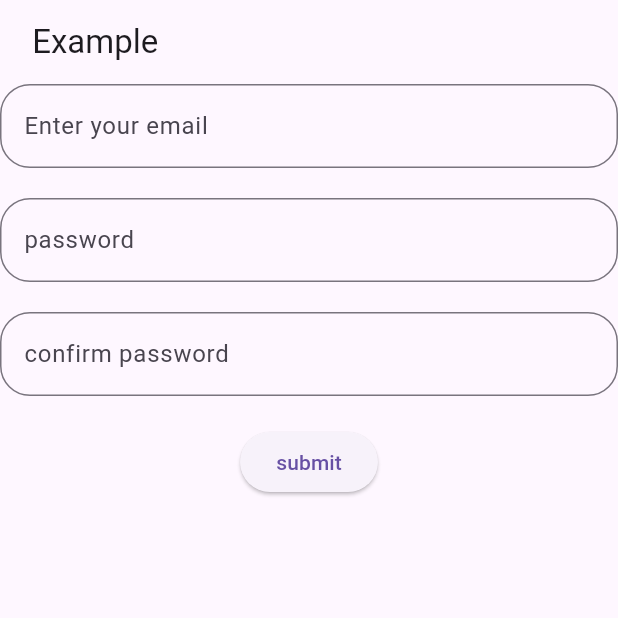
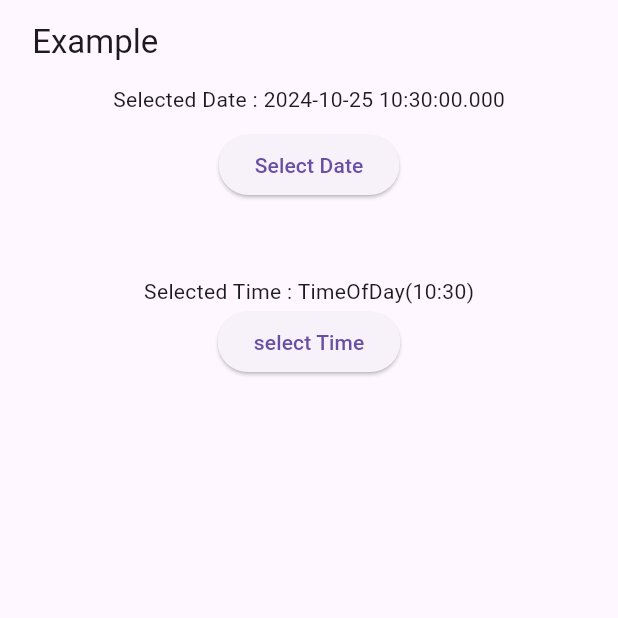
Before and after one commit to noorullah12345/Test, a Flutter app: the screen it shows after launch, on a phone screen of 412 x 824 dp, the top half of it. Run offline on Flutter 3.47's test engine with Material 3 defaults, Android fonts, the light colour scheme and no system bars; our stand-ins replace google_fonts.

Commit message:
chapter 7 full

```diff
--- a/chapter6/lib/main.dart
+++ b/chapter6/lib/main.dart
@@ -1,85 +1,3 @@
-// import 'package:flutter/material.dart';
-
-// void main() {
-//   runApp(MyApp());
-// }
-
-// class MyApp extends StatelessWidget {
-//   @override
-//   Widget build(BuildContext context) {
-//     return MaterialApp(
-//       title: 'Flutter Container Example',
-//       theme: ThemeData(
-//         primarySwatch: Colors.blue,
-//       ),
-//       home: MyHomePage(),
-//     );
-//   }
-// }
-
-// class MyHomePage extends StatefulWidget {
-//   @override
-//   State<MyHomePage> createState() => _MyHomePageState();
-// }
-
-// class _MyHomePageState extends State<MyHomePage> {
-//   DateTime selectedDate = DateTime.now();
-//   Future<void> _selectedDate(BuildContext context) async {
-//     final DateTime? picked = await showDatePicker(
-//         context: context, firstDate: DateTime(2000), lastDate: DateTime(2100));
-//     if (picked != null && picked != selectedDate) {
-//       setState(() {
-//         selectedDate = picked;
-//       });
-//     }
-//   }
-
-//   //now i will make for  time picker
-//   TimeOfDay selectedTime = TimeOfDay.now();
-//   Future<void> _selectedTime(BuildContext context) async {
-//     final picked =
-//         await showTimePicker(context: context, initialTime: selectedTime);
-//     if (picked != null && picked != selectedTime) {
-//       setState(() {
-//         selectedTime = picked;
-//       });
-//     }
-//   }
-
-//   @override
-//   Widget build(BuildContext context) {
-//     return Scaffold(
-//       appBar: AppBar(
-//         title: Text(' Example'),
-//       ),
-//       body: Center(
-//         child: Column(
-//           children: [
-//             Text("Selected Date : ${selectedDate.toLocal()}"),
-//             SizedBox(
-//               height: 10,
-//             ),
-//             ElevatedButton(
-//                 onPressed: () {
-//                   _selectedDate(context);
-//                 },
-//                 child: Text('Select Date')),
-//             SizedBox(
-//               height: 50,
-//             ),
-//             Text('Selected Time : ${selectedTime}'),
-//             ElevatedButton(
-//                 onPressed: () {
-//                   _selectedTime(context);
-//                 },
-//                 child: Text('select Time'))
-//           ],
-//         ),
-//       ),
-//     );
-//   }
-// }
-
 import 'package:flutter/material.dart';
 
 void main() {
@@ -105,89 +23,59 @@
 }
 
 class _MyHomePageState extends State<MyHomePage> {
-  final TextEditingController emailcontroller = TextEditingController();
-  final TextEditingController passwordcontroller = TextEditingController();
-  final FormKey = GlobalKey<FormState>();
-  final TextEditingController confirmPasswordcontroller =
-      TextEditingController();
+  DateTime selectedDate = DateTime.now();
+  Future<void> _selectedDate(BuildContext context) async {
+    final DateTime? picked = await showDatePicker(
+        context: context, firstDate: DateTime(2000), lastDate: DateTime(2100));
+    if (picked != null && picked != selectedDate) {
+      setState(() {
+        selectedDate = picked;
+      });
+    }
+  }
+
+  //now i will make for  time picker
+  TimeOfDay selectedTime = TimeOfDay.now();
+  Future<void> _selectedTime(BuildContext context) async {
+    final picked =
+        await showTimePicker(context: context, initialTime: selectedTime);
+    if (picked != null && picked != selectedTime) {
+      setState(() {
+        selectedTime = picked;
+      });
+    }
+  }
+
   @override
   Widget build(BuildContext context) {
     return Scaffold(
       appBar: AppBar(
         title: Text(' Example'),
       ),
-      body: Form(
-          key: FormKey,
+      body: Center(
         child: Column(
           children: [
-              TextFormField(
-                controller: emailcontroller,
-                decoration: InputDecoration(
-                    labelText: 'Enter your email',
-                    border: OutlineInputBorder(
-                        borderRadius: BorderRadius.circular(20),
-                        borderSide: BorderSide(
-                          width: 2,
-                          color: Colors.blue,
-                        ))),
-                validator: (value) {
-                  if (value == null || value.isEmpty) {
-                    return 'please enter you first name';
-                  }
-                  return null;
-                },
-              ),
+            Text("Selected Date : ${selectedDate.toLocal()}"),
             SizedBox(
-                height: 20,
-              ),
-              TextFormField(
-                controller: passwordcontroller,
-                obscureText: true,
-                decoration: InputDecoration(
-                    labelText: 'password',
-                    border: OutlineInputBorder(
-                        borderRadius: BorderRadius.circular(20),
-                        borderSide: BorderSide(
-                          width: 2,
-                          color: Colors.blue,
-                        ))),
-                validator: (value) {
-                  if (value == null || value.isEmpty) {
-                    return 'please enter your password ';
-                  }
-                  return null;
-                },
-              ),
-              SizedBox(
-                height: 20,
-              ),
-              TextFormField(
-                controller: confirmPasswordcontroller,
-                decoration: InputDecoration(
-                    labelText: 'confirm password',
-                    border: OutlineInputBorder(
-                        borderRadius: BorderRadius.circular(20),
-                        borderSide: BorderSide(width: 2, color: Colors.blue))),
-                validator: (value) {
-                  if (value != passwordcontroller.text) {
-                    return 'password do not match ';
-                  }
-                  return null;
-                },
-              ),
-              SizedBox(
-                height: 20,
+              height: 10,
             ),
             ElevatedButton(
                 onPressed: () {
-                    if (FormKey.currentState!.validate()) {
-                      ScaffoldMessenger.of(context).showSnackBar(
-                          SnackBar(content: Text('the data is in processing')));
-                    }
+                  _selectedDate(context);
                 },
-                  child: Text('submit'))
+                child: Text('Select Date')),
+            SizedBox(
+              height: 50,
+            ),
+            Text('Selected Time : ${selectedTime}'),
+            ElevatedButton(
+                onPressed: () {
+                  _selectedTime(context);
+                },
+                child: Text('select Time'))
           ],
-          )),
+        ),
+      ),
     );
   }
 }
```
Lines whose indentation alone changed are shown as unchanged.
